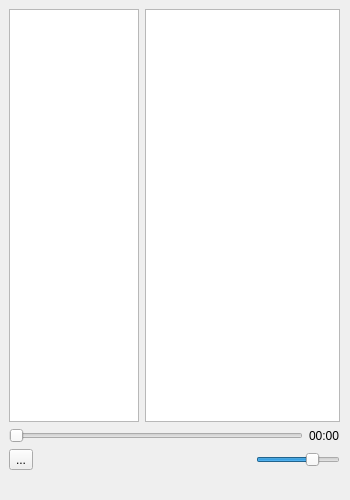
Above: form.ui from wzykubek/openfm-qt before the change. Below: the same form after it.
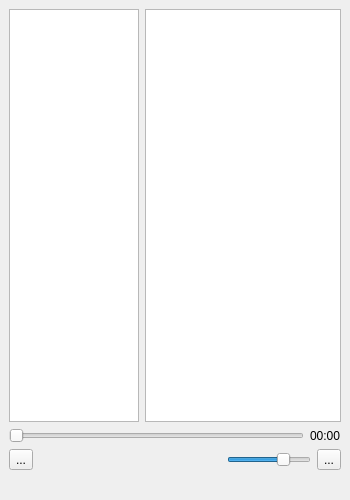
That is the form after the change. Icons and pictures are not drawn.

Commit message: Add volume/mute button

What changed in the file:
```diff
--- a/form.ui
+++ b/form.ui
@@ -37,7 +37,7 @@
      <rect>
       <x>9</x>
       <y>9</y>
-      <width>331</width>
+      <width>332</width>
       <height>461</height>
      </rect>
     </property>
@@ -121,6 +121,16 @@
          </property>
         </widget>
        </item>
+       <item>
+        <widget class="QToolButton" name="volumeToolButton">
+         <property name="text">
+          <string>...</string>
+         </property>
+         <property name="icon">
+          <iconset theme="audio-volume-medium"/>
+         </property>
+        </widget>
+       </item>
       </layout>
      </item>
     </layout>
```
Left out of the diff: 3 changed lines with no effect on the pictures.
